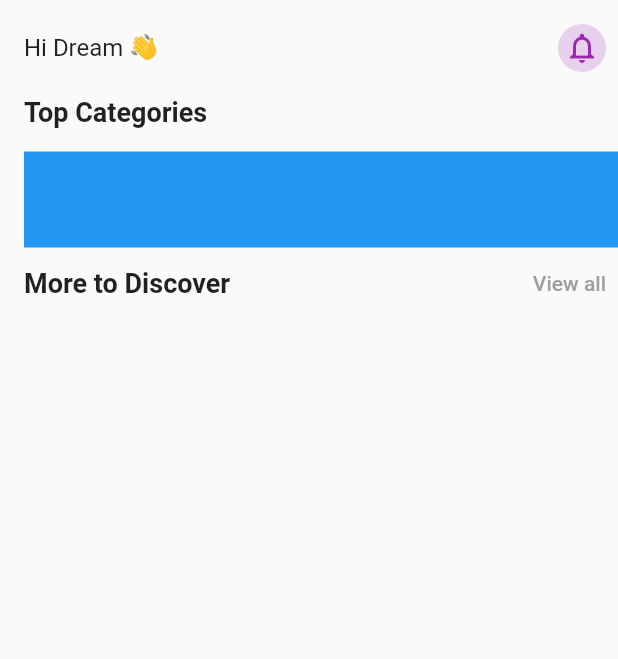
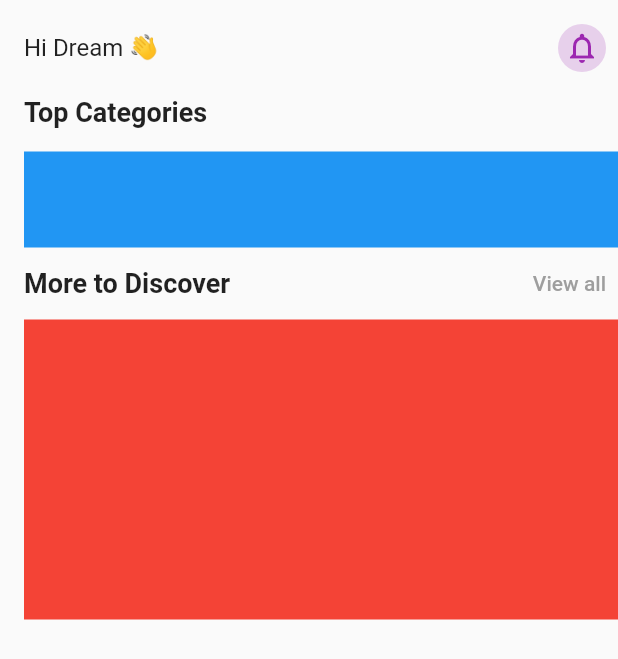
Before and after one commit to JAICHANGPARK/flutter_notebook_19th_story, a Flutter app: the screen it shows after launch, on a phone screen of 412 x 824 dp. Shown: the top 659 px of the screen. Run offline on Flutter 3.47's test engine with Material 2 defaults, Android fonts, the phone set to English and light mode, and no system bars; our stand-ins replace cached_network_image, countup, fl_chart, flutter_riverpod, freezed_annotation, smooth_page_indicator and 1 more.

Commit message:
Update podcast_home_page.dart

```diff
--- a/lib/ep1134_podcast_app/src/ui/podcast_home_page.dart
+++ b/lib/ep1134_podcast_app/src/ui/podcast_home_page.dart
@@ -57,6 +57,11 @@ class _PodcastHomePageState extends State<PodcastHomePage> {
                       color: Colors.blue,
                     ),
                   ),
+                  Expanded(
+                    child: SingleChildScrollView(
+                      child: Column(
+                        crossAxisAlignment: CrossAxisAlignment.start,
+                        children: [
                           Row(
                             mainAxisAlignment: MainAxisAlignment.spaceBetween,
                             children: [
@@ -72,9 +77,20 @@ class _PodcastHomePageState extends State<PodcastHomePage> {
                                 child: Text(
                                   "View all",
                                 ),
+                              ),
+                            ],
+                          ),
+                          Container(
+                            height: 200,
+                            decoration: BoxDecoration(
+                              color: Colors.red,
+                            ),
                           )
+
                         ],
-                  )
+                      ),
+                    ),
+                  ),
                 ],
               ),
             ),
```
Lines whose indentation alone changed are shown as unchanged.
